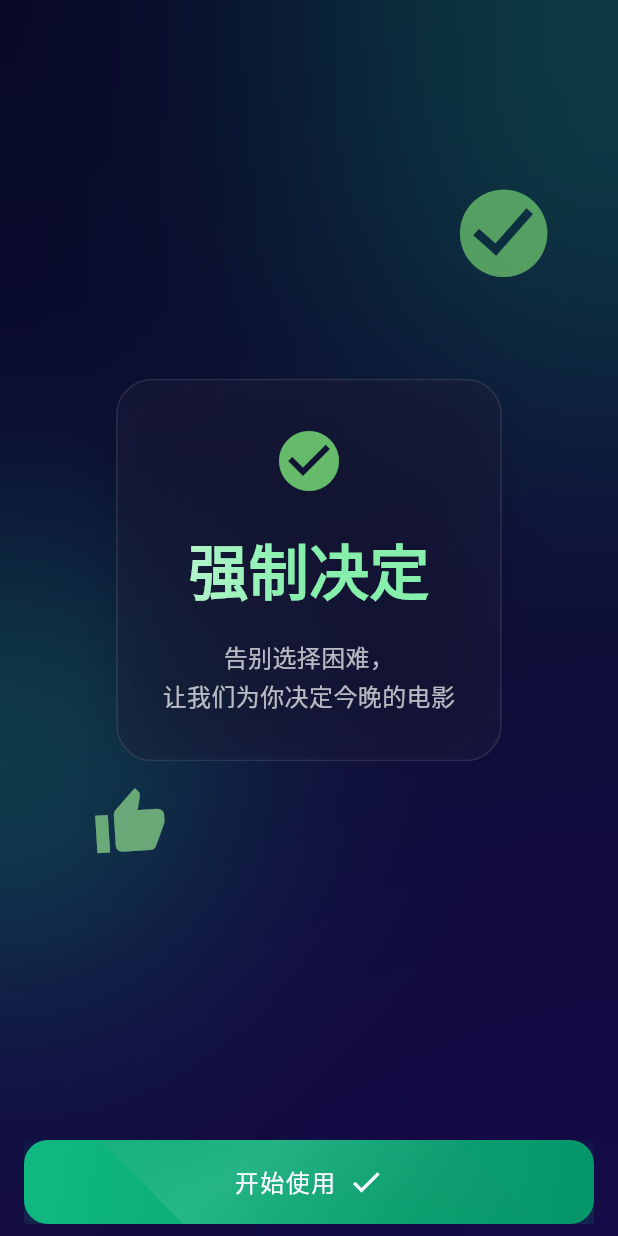
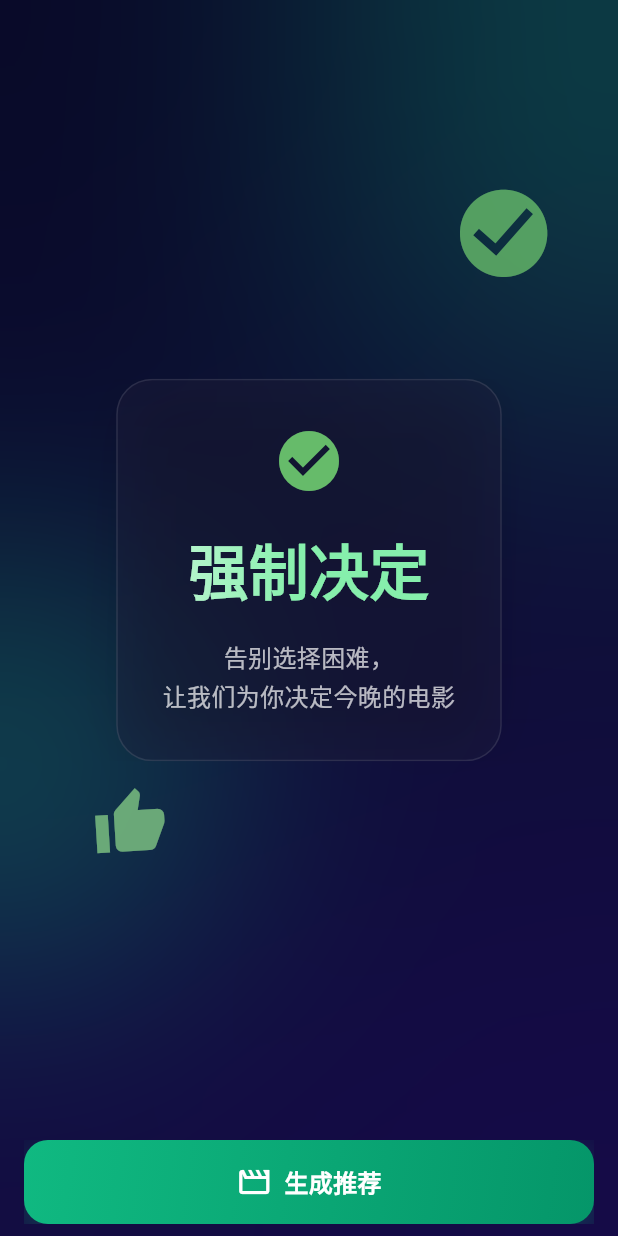
Before and after one commit to ZhuYilin10/filmoment_flutter, a Flutter app: the DecisionScreen screen opened directly, on a phone screen of 412 x 824 dp. Run offline on Flutter 3.47's test engine with Material 3 defaults, Android fonts, the phone set to English and light mode, and no system bars; our stand-ins replace dio; Roboto replaces fonts that are missing (Noto Serif SC).

Commit message:
完善按钮点击状态

```diff
--- a/lib/screens/decision_screen.dart
+++ b/lib/screens/decision_screen.dart
@@ -2,6 +2,13 @@ import 'package:flutter/material.dart';
 import 'dart:ui';
 import '../widgets/gradient_button.dart';
 import '../services/movie_service.dart';
+
+// 将枚举移到类的外部
+enum ButtonState {
+  initial,    // 初始状态：生成推荐
+  loading,    // 加载状态：正在生成推荐...
+  completed   // 完成状态：开始使用
+}
 
 class DecisionScreen extends StatefulWidget {
   @override
@@ -13,6 +20,16 @@ class _DecisionScreenState extends State<DecisionScreen> with TickerProviderStat
   late Animation<double> _floatAnimation1, _floatAnimation2;
   bool _isPressed = false;
   final MovieService _movieService = MovieService();
+
+  // 添加加载状态
+  bool _isLoading = false;
+
+  // 添加按钮状态
+  ButtonState _buttonState = ButtonState.initial;
+
+  // 添加加载动画控制器
+  late AnimationController _loadingController;
+  late Animation<double> _loadingAnimation;
 
   @override
   void initState() {
@@ -36,13 +53,132 @@ class _DecisionScreenState extends State<DecisionScreen> with TickerProviderStat
 
     Future.delayed(Duration(milliseconds: 800), () => _floatController1.forward());
     Future.delayed(Duration(milliseconds: 1300), () => _floatController2.forward());
+
+    // 初始化加载动画
+    _loadingController = AnimationController(
+      duration: Duration(milliseconds: 1500),
+      vsync: this,
+    );
+
+    _loadingAnimation = Tween<double>(
+      begin: 0.0,
+      end: 1.0,
+    ).animate(CurvedAnimation(
+      parent: _loadingController,
+      curve: Curves.easeInOut,
+    ));
+
+    // 让加载动画循环播放
+    _loadingController.addStatusListener((status) {
+      if (status == AnimationStatus.completed) {
+        _loadingController.reset();
+        _loadingController.forward();
+      }
+    });
   }
 
   @override
   void dispose() {
     _floatController1.dispose();
     _floatController2.dispose();
+    _loadingController.dispose();
     super.dispose();
+  }
+
+  // 修改按钮构建方法
+  Widget _buildButton() {
+    String buttonText;
+    IconData? buttonIcon;
+
+    switch (_buttonState) {
+      case ButtonState.initial:
+        buttonText = "生成推荐";
+        buttonIcon = Icons.movie_outlined;
+        break;
+      case ButtonState.loading:
+        buttonText = "正在生成推荐...";
+        buttonIcon = null;
+        break;
+      case ButtonState.completed:
+        buttonText = "开始使用";
+        buttonIcon = Icons.check;
+        break;
+    }
+
+    return GradientButton(
+      text: buttonText,
+      icon: buttonIcon,
+      onTap: _buttonState == ButtonState.loading ? null : () async {
+        if (_buttonState == ButtonState.initial) {
+          setState(() {
+            _buttonState = ButtonState.loading;
+          });
+          _loadingController.forward();
+
+          try {
+            print('开始获取电影数据...');
+            final movies = await _movieService.getRandomPopularMovies(3);
+            print('成功获取到 ${movies.length} 部电影');
+            for (var movie in movies) {
+              print('-------------------');
+              print('电影标题: ${movie['title']}');
+              print('评分: ${movie['vote_average']}');
+              print('简介: ${movie['overview']}');
+              print('图片: ${movie['poster_path']}');
+              print('上映日期: ${movie['release_date']}');
+              print('语言: ${movie['original_language']}');
+              print('ID: ${movie['id']}');
+            }
+
+            setState(() {
+              _buttonState = ButtonState.completed;
+            });
+          } catch (e, stackTrace) {
+            print('获取电影数据失败');
+            print('错误: $e');
+            print('堆栈: $stackTrace');
+            // 如果失败，回到初始状态
+            setState(() {
+              _buttonState = ButtonState.initial;
+            });
+          } finally {
+            _loadingController.stop();
+          }
+        } else if (_buttonState == ButtonState.completed) {
+          // TODO: 处理"开始使用"的点击事件
+          print('开始使用点击');
+        }
+      },
+      gradientColors: [Color(0xFF10B981), Color(0xFF059669)],
+      child: _buttonState == ButtonState.loading ? AnimatedBuilder(
+        animation: _loadingAnimation,
+        builder: (context, child) {
+          return Row(
+            mainAxisAlignment: MainAxisAlignment.center,
+            children: [
+              SizedBox(
+                width: 20,
+                height: 20,
+                child: CircularProgressIndicator(
+                  value: _loadingAnimation.value,
+                  valueColor: AlwaysStoppedAnimation<Color>(Colors.white),
+                  strokeWidth: 2,
+                ),
+              ),
+              SizedBox(width: 12),
+              Text(
+                "正在生成推荐...",
+                style: TextStyle(
+                  color: Colors.white,
+                  fontSize: 16,
+                  fontWeight: FontWeight.w600,
+                ),
+              ),
+            ],
+          );
+        },
+      ) : null,
+    );
   }
 
   @override
@@ -230,32 +366,7 @@ class _DecisionScreenState extends State<DecisionScreen> with TickerProviderStat
                   right: 16,
                   bottom: 8 + bottomPadding
                 ),
-                child: GradientButton(
-                  text: "开始使用",
-                  icon: Icons.check,
-                  onTap: () async {
-                    try {
-                      print('开始获取电影数据...');
-                      final movies = await _movieService.getRandomPopularMovies(3);
-                      print('成功获取到 ${movies.length} 部电影');
-                      for (var movie in movies) {
-                        print('-------------------');
-                        print('电影标题: ${movie['title']}');
-                        print('评分: ${movie['vote_average']}');
-                        print('简介: ${movie['overview']}');
-                        print('图片: ${movie['poster_path']}');
-                        print('上映日期: ${movie['release_date']}');
-                        print('语言: ${movie['original_language']}');
-                        print('ID: ${movie['id']}');
-                      }
-                    } catch (e, stackTrace) {
-                      print('获取电影数据失败');
-                      print('错误: $e');
-                      print('堆栈: $stackTrace');
-                    }
-                  },
-                  gradientColors: [Color(0xFF10B981), Color(0xFF059669)],
-                ),
+                child: _buildButton(),
               ),
             ],
           ),
--- a/lib/widgets/gradient_button.dart
+++ b/lib/widgets/gradient_button.dart
@@ -1,10 +1,10 @@
 import 'package:flutter/material.dart';
 import 'dart:math' as math;
 
-class GradientButton extends StatefulWidget {
+class GradientButton extends StatelessWidget {
   final String text;
   final IconData? icon;
-  final VoidCallback onTap;
+  final VoidCallback? onTap;
   final double height;
   final BorderRadius? borderRadius;
   final List<Color> gradientColors;
@@ -13,110 +13,72 @@ class GradientButton extends StatefulWidget {
   final double? shadowOpacity;
   final Offset? shadowOffset;
   final double? shadowBlurRadius;
+  final Widget? child;
 
   const GradientButton({
     Key? key,
     required this.text,
     this.icon,
-    required this.onTap,
+    this.onTap,
     this.height = 56.0,
     this.borderRadius,
-    this.gradientColors = const [Color(0xFF8B5CF6), Color(0xFF6D28D9)],
+    this.gradientColors = const [Color(0xFF8B5CF6), Color(0xFF7C3AED)],
     this.padding = const EdgeInsets.symmetric(vertical: 16),
     this.textStyle,
     this.shadowOpacity = 0.3,
     this.shadowOffset = const Offset(0, 10),
     this.shadowBlurRadius = 25,
+    this.child,
   }) : super(key: key);
-
-  @override
-  _GradientButtonState createState() => _GradientButtonState();
-}
-
-class _GradientButtonState extends State<GradientButton> with SingleTickerProviderStateMixin {
-  late AnimationController _controller;
-  late Animation<double> _animation;
-  bool _isHovering = false;
-
-  @override
-  void initState() {
-    super.initState();
-
-    // 创建动画控制器 - 延长动画时间到4秒
-    _controller = AnimationController(
-      duration: const Duration(milliseconds: 4000),
-      vsync: this,
-    );
-
-    // 创建动画曲线
-    _animation = Tween<double>(
-      begin: 0.0,
-      end: 1.0,
-    ).animate(CurvedAnimation(
-      parent: _controller,
-      curve: Curves.easeInOut,
-    ));
-
-    // 开始动画并设置重复
-    _controller.repeat(reverse: false);
-  }
-
-  @override
-  void dispose() {
-    _controller.dispose();
-    super.dispose();
-  }
 
   @override
   Widget build(BuildContext context) {
     return MouseRegion(
-      onEnter: (_) => setState(() => _isHovering = true),
-      onExit: (_) => setState(() => _isHovering = false),
+      onEnter: (_) => {},
+      onExit: (_) => {},
       child: Stack(
         children: [
           // 主按钮
           Material(
             color: Colors.transparent,
             child: InkWell(
-              borderRadius: widget.borderRadius ?? BorderRadius.circular(16),
-              onTap: widget.onTap,
+              borderRadius: borderRadius ?? BorderRadius.circular(16),
+              onTap: onTap,
               child: Ink(
                 decoration: BoxDecoration(
-                  borderRadius: widget.borderRadius ?? BorderRadius.circular(16),
+                  borderRadius: borderRadius ?? BorderRadius.circular(16),
                   gradient: LinearGradient(
                     begin: Alignment.topLeft,
                     end: Alignment.bottomRight,
-                    colors: widget.gradientColors,
+                    colors: gradientColors,
                   ),
                   boxShadow: [
                     BoxShadow(
-                      color: widget.gradientColors[0].withOpacity(widget.shadowOpacity ?? 0.3),
-                      offset: widget.shadowOffset ?? Offset(0, 10),
-                      blurRadius: widget.shadowBlurRadius ?? 25,
+                      color: gradientColors[0].withOpacity(shadowOpacity ?? 0.3),
+                      offset: shadowOffset ?? Offset(0, 10),
+                      blurRadius: shadowBlurRadius ?? 25,
                     ),
                   ],
                 ),
                 child: Container(
                   width: double.infinity,
-                  height: widget.height,
-                  padding: widget.padding,
-                  child: Row(
+                  height: height,
+                  padding: padding,
+                  child: child ?? Row(
                     mainAxisAlignment: MainAxisAlignment.center,
                     children: [
+                      if (icon != null) ...[
+                        Icon(icon, color: Colors.white),
+                        SizedBox(width: 8),
+                      ],
                       Text(
-                        widget.text,
-                        style: widget.textStyle ?? TextStyle(
+                        text,
+                        style: textStyle ?? TextStyle(
                           color: Colors.white,
                           fontSize: 16,
-                          fontWeight: FontWeight.w500,
-                          letterSpacing: 1.0,
-                          fontFamily: 'Noto Serif SC',
+                          fontWeight: FontWeight.w600,
                         ),
                       ),
-                      if (widget.icon != null) ...[
-                        SizedBox(width: 8),
-                        Icon(widget.icon, color: Colors.white),
-                      ],
                     ],
                   ),
                 ),
@@ -124,27 +86,7 @@ class _GradientButtonState extends State<GradientButton> with SingleTickerProvid
             ),
           ),
 
-          // HTML风格扫光效果
-          IgnorePointer(
-            child: ClipRRect(
-              borderRadius: widget.borderRadius ?? BorderRadius.circular(16),
-              child: SizedBox(
-                height: widget.height,
-                width: double.infinity,
-                child: AnimatedBuilder(
-                  animation: _animation,
-                  builder: (context, child) {
-                    return CustomPaint(
-                      painter: SweepLightPainter(
-                        progress: _animation.value,
-                        isHovering: _isHovering,
-                      ),
-                    );
-                  },
-                ),
-              ),
-            ),
-          ),
+          // 移除扫光效果
         ],
       ),
     );
```
Also changed, not shown: lib/services/movie_service.dart (+26 -17 lines).
